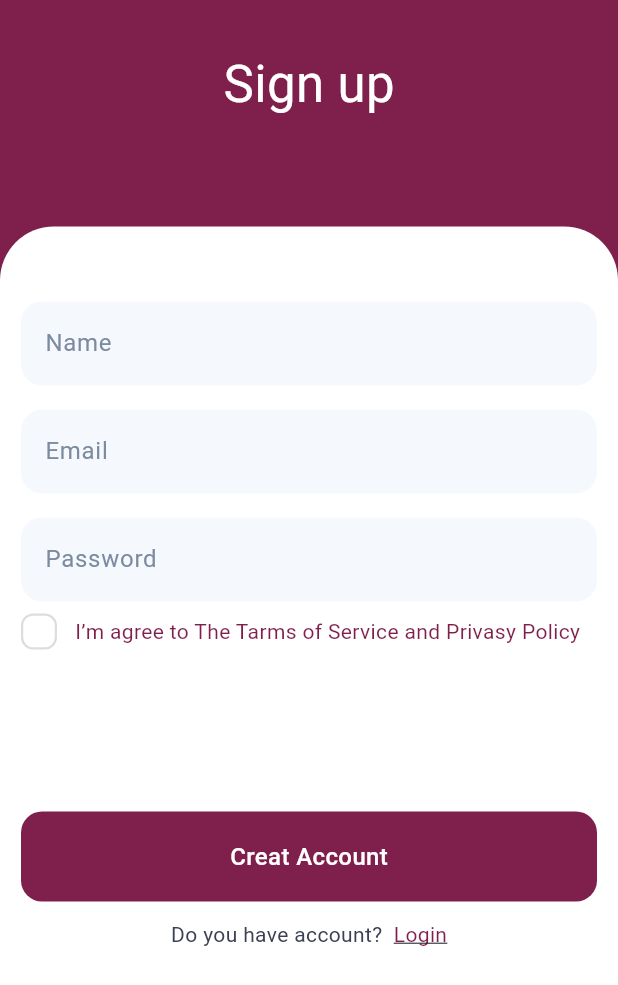
After one commit to mostafanagy0/Cajoo--Ai, a Flutter app: the SignUpView screen opened by its route, on a phone screen of 412 x 824 dp. The commit adds this screen. Shown: the top 985 px of the screen. Run offline on Flutter 3.47's test engine with Material 3 defaults, Android fonts, the phone set to English and light mode, and no system bars; our stand-ins replace flutter_svg, smooth_page_indicator.

Commit message:
finish signup screen

```diff
--- a/lib/core/routing/app_router.dart
+++ b/lib/core/routing/app_router.dart
@@ -1,6 +1,6 @@
 import 'package:cajoo/core/routing/routes.dart';
 import 'package:cajoo/feature/auth/presentation/views/login_view.dart';
-import 'package:cajoo/feature/auth/presentation/views/sign_view.dart';
+import 'package:cajoo/feature/auth/presentation/views/signup_view.dart';
 import 'package:cajoo/feature/onbording/presentation/views/onbording_view.dart';
 import 'package:flutter/material.dart';
 
--- a/lib/core/theming/styles.dart
+++ b/lib/core/theming/styles.dart
@@ -13,9 +13,14 @@ class TextStyles {
     color: AppColor.primaryColor,
   );
   static TextStyle font14Weight400 = const TextStyle(
-    fontSize: 20,
+    fontSize: 14,
     fontWeight: FontWeight.w400,
     color: AppColor.primaryColor,
+  );
+  static TextStyle font16Weight400 = const TextStyle(
+    fontSize: 16,
+    fontWeight: FontWeight.w400,
+    color: Color(0xFF7C8BA0),
   );
   static TextStyle font16Weight500 = const TextStyle(
     fontSize: 16,
--- a/lib/core/utils/assets.dart
+++ b/lib/core/utils/assets.dart
@@ -1,6 +1,10 @@
 // ignore_for_file: prefer_single_quotes
 class Assets {
   Assets._();
+
+  /// Assets for imagesCheck
+  /// assets/images/Check.svg
+  static const String imagesCheck = "assets/images/Check.svg";
 
   /// Assets for imagesOnbording1
   /// assets/images/onbording1.png
--- /dev/null
+++ b/lib/core/widgets/custom_check_box.dart
@@ -0,0 +1,42 @@
+import 'package:cajoo/core/theming/colors.dart';
+import 'package:cajoo/core/utils/assets.dart';
+import 'package:flutter/material.dart';
+import 'package:flutter_svg/svg.dart';
+
+class CustomCheckBox extends StatelessWidget {
+  const CustomCheckBox(
+      {super.key, required this.isChecked, required this.onChecked});
+  final bool isChecked;
+  final ValueChanged<bool> onChecked;
+  @override
+  Widget build(BuildContext context) {
+    return GestureDetector(
+      onTap: () {
+        onChecked(!isChecked);
+      },
+      child: AnimatedContainer(
+        width: 24,
+        height: 24,
+        duration: const Duration(milliseconds: 100),
+        decoration: ShapeDecoration(
+          color: isChecked ? AppColor.primaryColor : Colors.white,
+          shape: RoundedRectangleBorder(
+            side: BorderSide(
+              width: 1.50,
+              color: isChecked ? Colors.transparent : const Color(0xFFDCDEDE),
+            ),
+            borderRadius: BorderRadius.circular(8),
+          ),
+        ),
+        child: isChecked
+            ? Padding(
+                padding: const EdgeInsets.all(2),
+                child: SvgPicture.asset(
+                  Assets.imagesCheck,
+                ),
+              )
+            : const SizedBox(),
+      ),
+    );
+  }
+}
--- a/lib/core/widgets/custom_text_form_field.dart
+++ b/lib/core/widgets/custom_text_form_field.dart
@@ -1,4 +1,5 @@
 import 'package:cajoo/core/theming/colors.dart';
+import 'package:cajoo/core/theming/styles.dart';
 import 'package:flutter/material.dart';
 
 class CustomTextFormFeild extends StatelessWidget {
@@ -23,15 +24,16 @@ class CustomTextFormFeild extends StatelessWidget {
       onChanged: onChanged,
       onFieldSubmitted: onFieldSubmitted,
       decoration: InputDecoration(
-        fillColor: const Color(0xfff5f9fe),
-        filled: true,
-        hintText: hintText,
-
-        // labelStyle: TextStyles.poppins500style18,
-        border: getBorderStyle(),
-        focusedBorder: getBorderStyle(),
-        enabledBorder: getBorderStyle(),
-      ),
+          fillColor: const Color(0xfff5f9fe),
+          filled: true,
+          hintText: hintText,
+          hintStyle: TextStyles.font16Weight400,
+          border: getBorderStyle(),
+          focusedBorder: getBorderStyle(),
+          enabledBorder: OutlineInputBorder(
+            borderRadius: BorderRadius.circular(14),
+            borderSide: const BorderSide(color: Colors.transparent), // لون شفاف
+          )),
     );
   }
 }
--- a/lib/feature/auth/presentation/views/sign_view.dart
+++ /dev/null
@@ -1,10 +0,0 @@
-import 'package:flutter/material.dart';
-
-class SignUpView extends StatelessWidget {
-  const SignUpView({super.key});
-
-  @override
-  Widget build(BuildContext context) {
-    return const Scaffold();
-  }
-}
--- /dev/null
+++ b/lib/feature/auth/presentation/views/signup_view.dart
@@ -0,0 +1,15 @@
+import 'package:cajoo/core/theming/colors.dart';
+import 'package:cajoo/feature/auth/presentation/widget/signup_view_body.dart';
+import 'package:flutter/material.dart';
+
+class SignUpView extends StatelessWidget {
+  const SignUpView({super.key});
+
+  @override
+  Widget build(BuildContext context) {
+    return const Scaffold(
+      backgroundColor: AppColor.primaryColor,
+      body: SignupViewBody(),
+    );
+  }
+}
--- /dev/null
+++ b/lib/feature/auth/presentation/widget/signup_view_body.dart
@@ -0,0 +1,79 @@
+import 'package:cajoo/core/helpers/extention.dart';
+import 'package:cajoo/core/routing/routes.dart';
+import 'package:cajoo/core/theming/styles.dart';
+import 'package:cajoo/core/widgets/custom_buttom.dart';
+import 'package:cajoo/core/widgets/custom_text_form_field.dart';
+import 'package:cajoo/feature/auth/presentation/widget/have_account_widget.dart';
+import 'package:cajoo/feature/auth/presentation/widget/terms_and_conditions_widget.dart';
+import 'package:flutter/material.dart';
+
+class SignupViewBody extends StatelessWidget {
+  const SignupViewBody({super.key});
+
+  @override
+  Widget build(BuildContext context) {
+    return SingleChildScrollView(
+      child: Column(
+        children: [
+          const SizedBox(
+            height: 32,
+          ),
+          Center(
+            child: Text(
+              'Sign up',
+              style: TextStyles.font34Weight500Semibold,
+            ),
+          ),
+          const SizedBox(
+            height: 70,
+          ),
+          Container(
+            height: 700,
+            decoration: const BoxDecoration(
+                borderRadius: BorderRadius.only(
+                  topLeft: Radius.circular(36),
+                  topRight: Radius.circular(36),
+                ),
+                color: Colors.white),
+            child: Padding(
+              padding: const EdgeInsets.symmetric(horizontal: 14),
+              child: Column(
+                children: [
+                  const SizedBox(height: 50),
+                  const CustomTextFormFeild(
+                    hintText: 'Name',
+                  ),
+                  const SizedBox(height: 16),
+                  const CustomTextFormFeild(
+                    hintText: 'Email',
+                  ),
+                  const SizedBox(height: 16),
+                  const CustomTextFormFeild(
+                    hintText: 'Password',
+                  ),
+                  const SizedBox(height: 8),
+                  TermsAndConditionsWidget(
+                    onChecked: (p0) {},
+                  ),
+                  const SizedBox(height: 8),
+                  const SizedBox(height: 100),
+                  const CustomButtom(
+                    text: 'Creat Account',
+                  ),
+                  const SizedBox(height: 12),
+                  HaveAccountWidget(
+                    textOne: 'Do you have account?  ',
+                    textTwo: 'Login',
+                    onTap: () {
+                      context.pushNamed(Routes.loginView);
+                    },
+                  )
+                ],
+              ),
+            ),
+          )
+        ],
+      ),
+    );
+  }
+}
--- /dev/null
+++ b/lib/feature/auth/presentation/widget/terms_and_conditions_widget.dart
@@ -0,0 +1,39 @@
+import 'package:cajoo/core/theming/styles.dart';
+import 'package:cajoo/core/widgets/custom_check_box.dart';
+import 'package:flutter/material.dart';
+
+class TermsAndConditionsWidget extends StatefulWidget {
+  const TermsAndConditionsWidget({super.key, required this.onChecked});
+  final void Function(bool) onChecked;
+  @override
+  State<TermsAndConditionsWidget> createState() =>
+      _TermsAndConditionsWidgetState();
+}
+
+class _TermsAndConditionsWidgetState extends State<TermsAndConditionsWidget> {
+  bool isTermsAccepted = false;
+  @override
+  Widget build(BuildContext context) {
+    return Row(
+      children: [
+        CustomCheckBox(
+          onChecked: (value) {
+            isTermsAccepted = value;
+            widget.onChecked(value);
+            setState(() {});
+          },
+          isChecked: isTermsAccepted,
+        ),
+        const SizedBox(
+          width: 12,
+        ),
+        Expanded(
+          child: Text(
+            'I’m agree to The Tarms of Service and Privasy Policy',
+            style: TextStyles.font14Weight400.copyWith(fontSize: 14),
+          ),
+        )
+      ],
+    );
+  }
+}
```
Also changed, not shown: pubspec.yaml (+1 -6 lines), assets/images/Check.svg (added), pubspec.lock.
